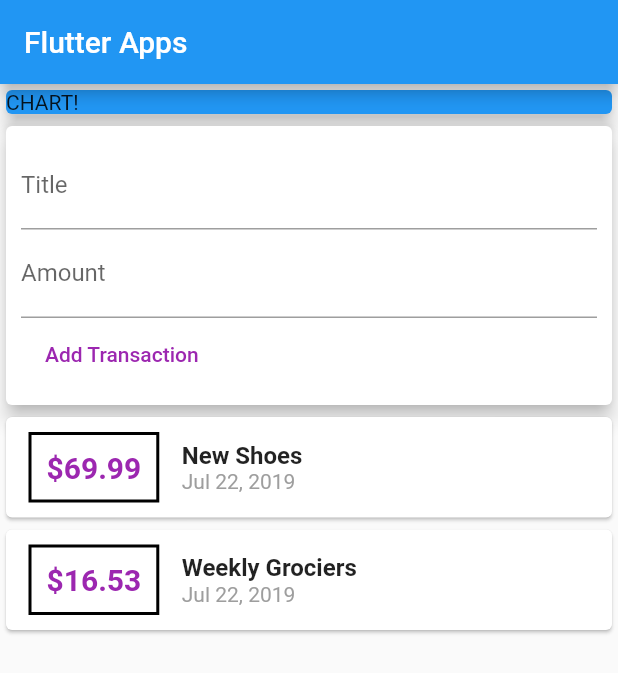
After one commit to Dennisarya01/flutter-personalexpense-apps, a Flutter app: the screen it shows after launch, on a phone screen of 412 x 824 dp. The commit adds this screen. Shown: the top 673 px of the screen. Run offline on Flutter 3.47's test engine with Material 2 defaults, Android fonts, the phone set to English and light mode, and no system bars.

Commit message:
Adding Data & data view using ListView

```diff
--- /dev/null
+++ b/personalexpense/lib/widgets/new_transaction.dart
@@ -0,0 +1,43 @@
+import 'package:flutter/material.dart';
+
+class NewTransaction extends StatelessWidget {
+  final Function addTx;
+  final titleController = TextEditingController();
+  final amountController = TextEditingController();
+
+  NewTransaction(this.addTx);
+
+  @override
+  Widget build(BuildContext context) {
+    return Card(
+      elevation: 5,
+      child: Container(
+        padding: EdgeInsets.all(10),
+        child: Column(
+          crossAxisAlignment: CrossAxisAlignment.start,
+          children: <Widget>[
+            TextField(
+              decoration: InputDecoration(labelText: 'Title'),
+              controller: titleController,
+//                    onChanged: (val) {
+//                      titleInput = val;
+//                    },
+            ),
+            TextField(
+              decoration: InputDecoration(labelText: 'Amount'),
+              controller: amountController,
+//                    onChanged: (val) => amountInput = val,
+            ),
+            FlatButton(
+                onPressed: () {
+                  addTx(titleController.text,
+                      double.parse(amountController.text));
+                },
+                textColor: Colors.purple,
+                child: Text('Add Transaction'))
+          ],
+        ),
+      ),
+    );
+  }
+}
--- /dev/null
+++ b/personalexpense/lib/widgets/transaction_list.dart
@@ -0,0 +1,62 @@
+import 'package:flutter/material.dart';
+import 'package:intl/intl.dart';
+import 'package:personalexpense/models/transcation.dart';
+
+class TransactionList extends StatelessWidget {
+  final List<Transaction> transactions;
+
+  TransactionList(this.transactions);
+
+  @override
+  Widget build(BuildContext context) {
+    return Container(
+      height: 300,
+      child: ListView.builder(
+        itemBuilder: (ctx, index) {
+          return Card(
+            child: Row(
+              children: <Widget>[
+                Container(
+                  child: Text(
+                    '\$${transactions[index].amount}',
+                    style: TextStyle(
+                      fontWeight: FontWeight.bold,
+                      fontSize: 20,
+                      color: Colors.purple,
+                    ),
+                  ),
+                  margin: EdgeInsets.symmetric(
+                    vertical: 10,
+                    horizontal: 15,
+                  ),
+                  decoration: BoxDecoration(
+                    border: Border.all(
+                      color: Colors.black,
+                      width: 2,
+                    ),
+                  ),
+                  padding: EdgeInsets.all(10),
+                ),
+                Column(
+                  crossAxisAlignment: CrossAxisAlignment.start,
+                  children: <Widget>[
+                    Text(
+                      transactions[index].title,
+                      style:
+                          TextStyle(fontSize: 16, fontWeight: FontWeight.bold),
+                    ),
+                    Text(
+                      DateFormat.yMMMd().format(transactions[index].date),
+                      style: TextStyle(color: Colors.grey),
+                    ),
+                  ],
+                ),
+              ],
+            ),
+          );
+        },
+        itemCount: transactions.length,
+      ),
+    );
+  }
+}
--- /dev/null
+++ b/personalexpense/lib/widgets/user_transactions.dart
@@ -0,0 +1,48 @@
+import 'package:flutter/material.dart';
+import 'package:personalexpense/widgets/new_transaction.dart';
+import 'package:personalexpense/widgets/transaction_list.dart';
+import '../models/transcation.dart';
+
+class UserTransaction extends StatefulWidget {
+  @override
+  _UserTransactionState createState() => _UserTransactionState();
+}
+
+class _UserTransactionState extends State<UserTransaction> {
+  final List<Transaction> _userTransactions = [
+    Transaction(
+      id: 't1',
+      title: 'New Shoes',
+      amount: 69.99,
+      date: DateTime.now(),
+    ),
+    Transaction(
+      id: 't2',
+      title: 'Weekly Grociers',
+      amount: 16.53,
+      date: DateTime.now(),
+    ),
+  ];
+
+  void _addNewTransaction(String txTitle, double txAmount) {
+    final newTx = Transaction(
+        title: txTitle,
+        amount: txAmount,
+        date: DateTime.now(),
+        id: DateTime.now().toString());
+
+    setState(() {
+      _userTransactions.add(newTx);
+    });
+  }
+
+  @override
+  Widget build(BuildContext context) {
+    return Column(
+      children: <Widget>[
+        NewTransaction(_addNewTransaction),
+        TransactionList(_userTransactions),
+      ],
+    );
+  }
+}
```
Also changed, not shown: personalexpense/lib/main.dart (+11 -80 lines), personalexpense/lib/models/transcation.dart (renamed from personalexpense/lib/transcation.dart).
